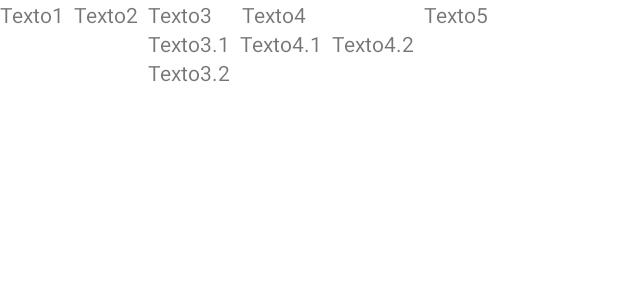
After one commit to HectorMartin4/pmdm-2022, an Android app: the layout activity_ut01ex03.xml on its own in the app's theme, with its tools: preview values and no code run, on a phone screen of 412 x 824 dp. The commit adds this screen. Shown: the top 300 px of the screen. Run offline under Robolectric (Android 15) with nearby library versions, the phone set to English and light mode, and no system bars.

Commit message:
Ejercicios con RelativeLayout

```diff
--- a/app/src/main/res/layout/activity_ut01ex01.xml
+++ b/app/src/main/res/layout/activity_ut01ex01.xml
@@ -51,7 +51,7 @@
         <TextView
             android:layout_width="wrap_content"
             android:layout_height="wrap_content"
-            android:text="Texto3  "
+            android:text="Texto3.2  "
             app:layout_constraintBottom_toBottomOf="parent"
             app:layout_constraintEnd_toEndOf="parent"
             app:layout_constraintStart_toStartOf="parent"
--- /dev/null
+++ b/app/src/main/res/layout/activity_ut01ex03.xml
@@ -0,0 +1,77 @@
+<?xml version="1.0" encoding="utf-8"?>
+<RelativeLayout xmlns:android="http://schemas.android.com/apk/res/android"
+    xmlns:app="http://schemas.android.com/apk/res-auto"
+    xmlns:tools="http://schemas.android.com/tools"
+    android:layout_width="match_parent"
+    android:layout_height="match_parent"
+    tools:context=".ut01.ex03.Ut01Ex03Activity">
+
+
+    <TextView
+        android:id="@+id/text1"
+        android:layout_width="wrap_content"
+        android:layout_height="wrap_content"
+        android:text="Texto1  " />
+
+    <TextView
+        android:id="@+id/text2"
+        android:layout_width="wrap_content"
+        android:layout_height="wrap_content"
+        android:text="Texto2  "
+        android:layout_toEndOf="@id/text1"/>
+
+    <TextView
+        android:id="@+id/text3"
+        android:layout_width="wrap_content"
+        android:layout_height="wrap_content"
+        android:text="Texto3      "
+        android:layout_toEndOf="@id/text2"/>
+
+    <TextView
+        android:id="@+id/text3.1"
+        android:layout_width="wrap_content"
+        android:layout_height="wrap_content"
+        android:text="Texto3.1  "
+        android:layout_toEndOf="@id/text2"
+        android:layout_below="@id/text3"/>
+
+    <TextView
+        android:id="@+id/text3.2"
+        android:layout_width="wrap_content"
+        android:layout_height="wrap_content"
+        android:text="Texto3.2  "
+        android:layout_toEndOf="@id/text2"
+        android:layout_below="@id/text3.1"/>
+
+    <TextView
+        android:id="@+id/text4"
+        android:layout_width="wrap_content"
+        android:layout_height="wrap_content"
+        android:text="Texto4  "
+        android:layout_toEndOf="@id/text3"/>
+
+    <TextView
+        android:id="@+id/text4.1"
+        android:layout_width="wrap_content"
+        android:layout_height="wrap_content"
+        android:text="Texto4.1  "
+        android:layout_toEndOf="@id/text3.1"
+        android:layout_below="@id/text4"/>
+
+    <TextView
+        android:id="@+id/text4.2"
+        android:layout_width="wrap_content"
+        android:layout_height="wrap_content"
+        android:text="Texto4.2  "
+        android:layout_toEndOf="@id/text4.1"
+        android:layout_below="@id/text4"/>
+
+    <TextView
+        android:id="@+id/text5"
+        android:layout_width="wrap_content"
+        android:layout_height="wrap_content"
+        android:text="Texto5  "
+        android:layout_toEndOf="@id/text4.2"/>
+
+
+</RelativeLayout>
```
Also changed, not shown: app/src/main/AndroidManifest.xml (+8 -3 lines), app/src/main/java/com/hmarcre/pmdm/ut01/ex03/Ut01Ex03Activity.kt (added, +12 -0 lines), app/src/main/res/layout/activity_ut01ex02b.xml (+35 -30 lines).
